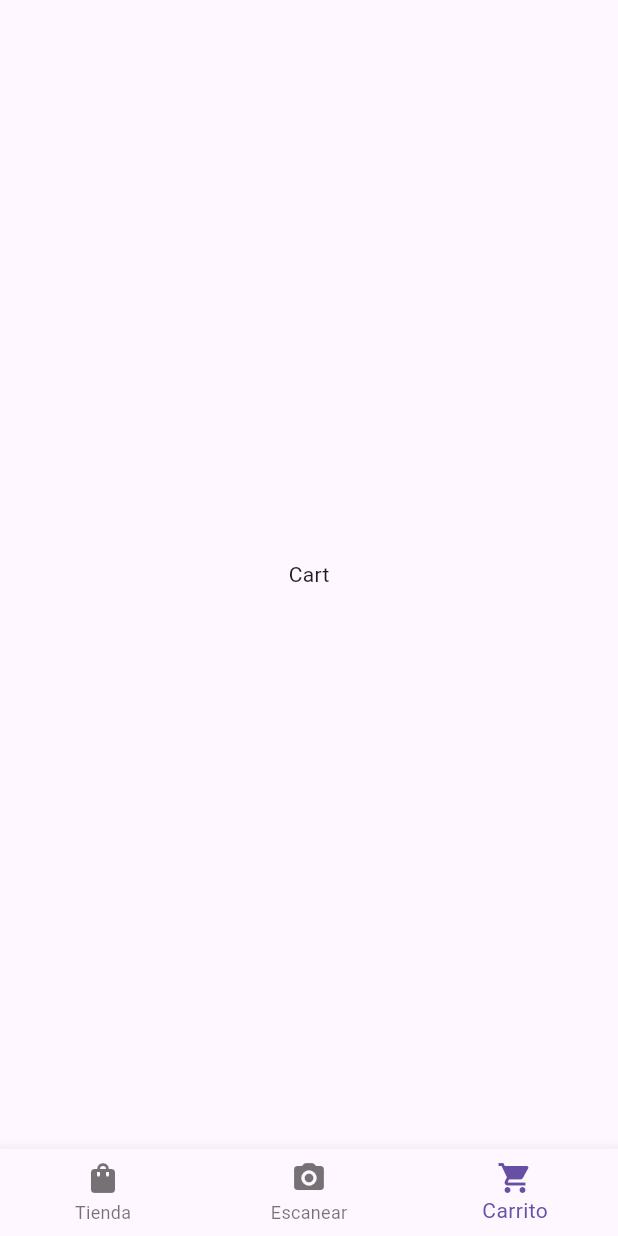
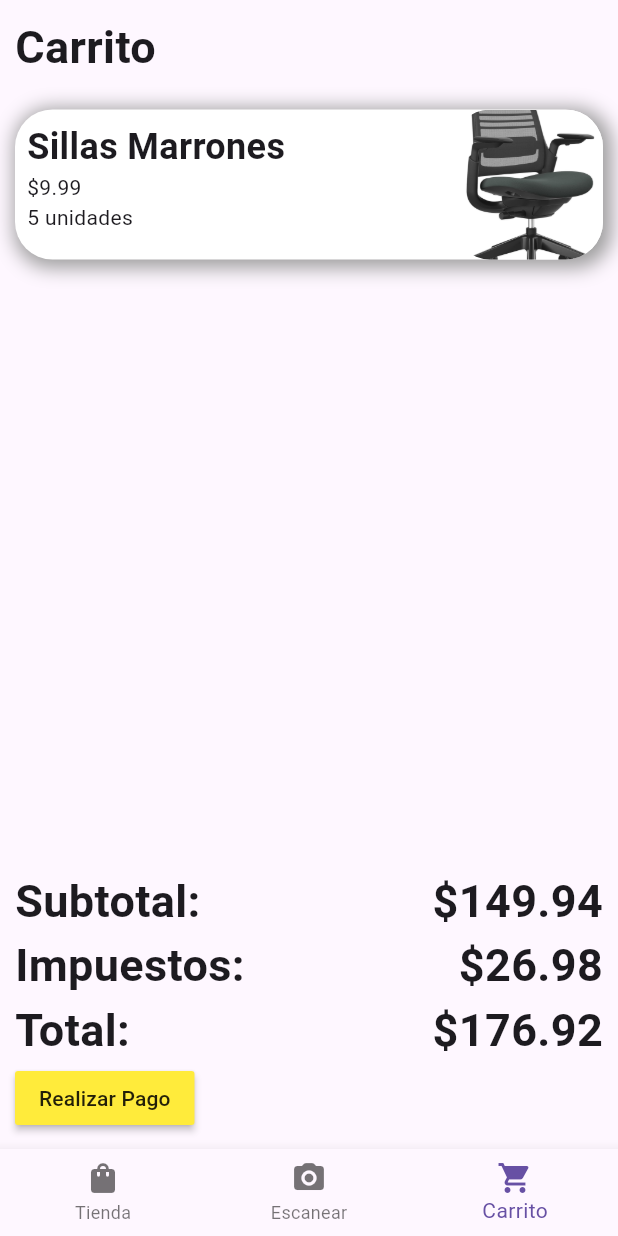
Before and after one commit to JoseRG03/RoomBox, a Flutter app: the AppRouter screen opened directly, item 3 of the bottom bar chosen, on a phone screen of 412 x 824 dp. Run offline on Flutter 3.47's test engine with Material 3 defaults, Android fonts, the phone set to English and light mode, and no system bars; our stand-ins replace carousel_slider.

Commit message:
Initial Cart page mock

```diff
--- a/lib/pages/app/cart/cart-page.dart
+++ b/lib/pages/app/cart/cart-page.dart
@@ -5,6 +5,87 @@ class CartPage extends StatelessWidget {
 
   @override
   Widget build(BuildContext context) {
-    return const Center(child: Text('Cart'),);
+    return Container(
+      margin: EdgeInsets.all(10),
+      child: Expanded(
+        child: Column(
+          crossAxisAlignment: CrossAxisAlignment.start,
+          children: [
+            Text('Carrito', style: TextStyle(fontSize: 30, fontWeight: FontWeight.bold)),
+            SizedBox(height: 20),
+            Expanded(
+              child: Column(
+                children: [
+                  Container(
+                      height: 100,
+                      width: double.infinity,
+                      decoration: BoxDecoration(
+                        borderRadius: BorderRadius.circular(25),
+                        color: Colors.white,
+                        boxShadow: const [
+                          BoxShadow(
+                              color: Colors.grey,
+                              offset: Offset(2.5, 2.5),
+                              blurRadius: 10.0,
+                              spreadRadius: 3.0)
+                        ],
+                      ),
+                      child: Row(
+                        children: [
+                          Expanded(
+                            child: Padding(
+                              padding: const EdgeInsets.all(8.0),
+                              child: Column(
+                                crossAxisAlignment: CrossAxisAlignment.start,
+                                children: [
+                                  Text('Sillas Marrones', style: TextStyle(fontSize: 24, fontWeight: FontWeight.bold),),
+                                  Text('\$9.99'),
+                                  Text('5 unidades'),
+                                ],
+                              ),
+                            ),
+                          ),
+                          Container(
+                            height: 100,
+                            width: 100,
+                            decoration: BoxDecoration(
+                              borderRadius: BorderRadius.circular(25),
+                              image: const DecorationImage(
+                                  image: AssetImage(
+                                      'assets/sample-furniture-images/work_chair.jpg'),
+                                  fit: BoxFit.cover),
+                            ),
+                          ),
+                        ],
+                      )),
+                ],
+              ),
+            ),
+            Row(
+              mainAxisAlignment: MainAxisAlignment.spaceBetween,
+              children: [
+                Text('Subtotal:', style: TextStyle(fontSize: 30, fontWeight: FontWeight.bold)),
+                Text('\$149.94', style: TextStyle(fontSize: 30, fontWeight: FontWeight.bold)),
+              ],
+            ),
+            Row(
+              mainAxisAlignment: MainAxisAlignment.spaceBetween,
+              children: [
+                Text('Impuestos:', style: TextStyle(fontSize: 30, fontWeight: FontWeight.bold)),
+                Text('\$26.98', style: TextStyle(fontSize: 30, fontWeight: FontWeight.bold)),
+              ],
+            ),
+            Row(
+              mainAxisAlignment: MainAxisAlignment.spaceBetween,
+              children: [
+                Text('Total:', style: TextStyle(fontSize: 30, fontWeight: FontWeight.bold)),
+                Text('\$176.92', style: TextStyle(fontSize: 30, fontWeight: FontWeight.bold)),
+              ],
+            ),
+            MaterialButton(onPressed: () {}, color: Colors.yellow, child: Text('Realizar Pago'))
+          ],
+        ),
+      ),
+    );
   }
 }
```
